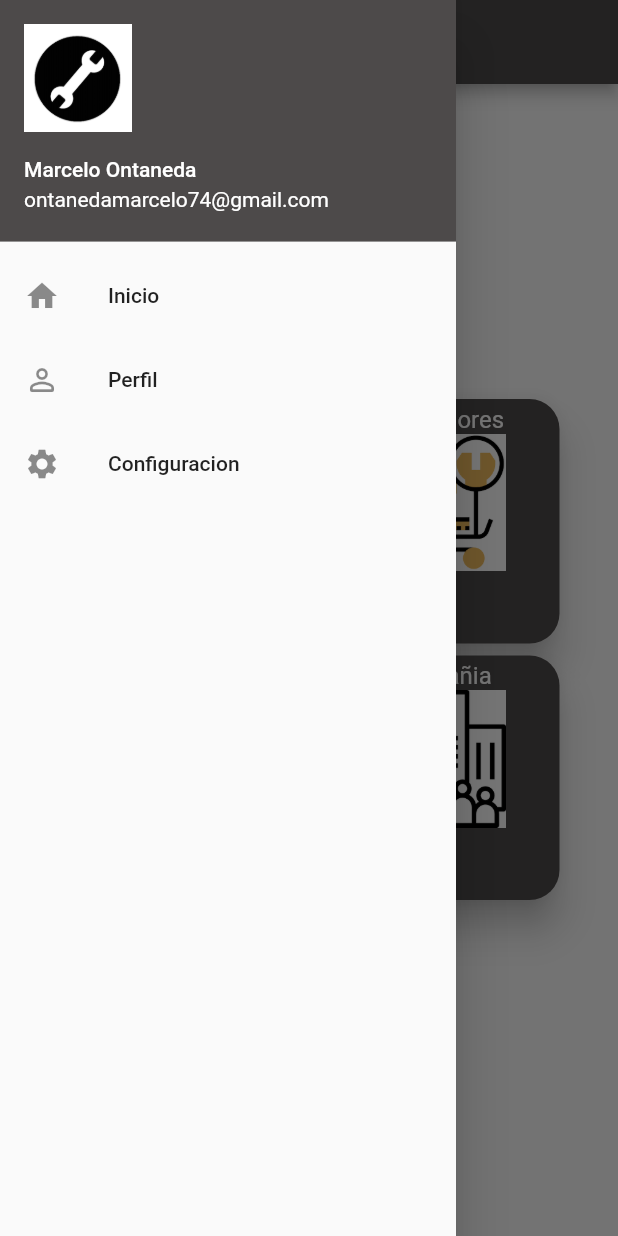
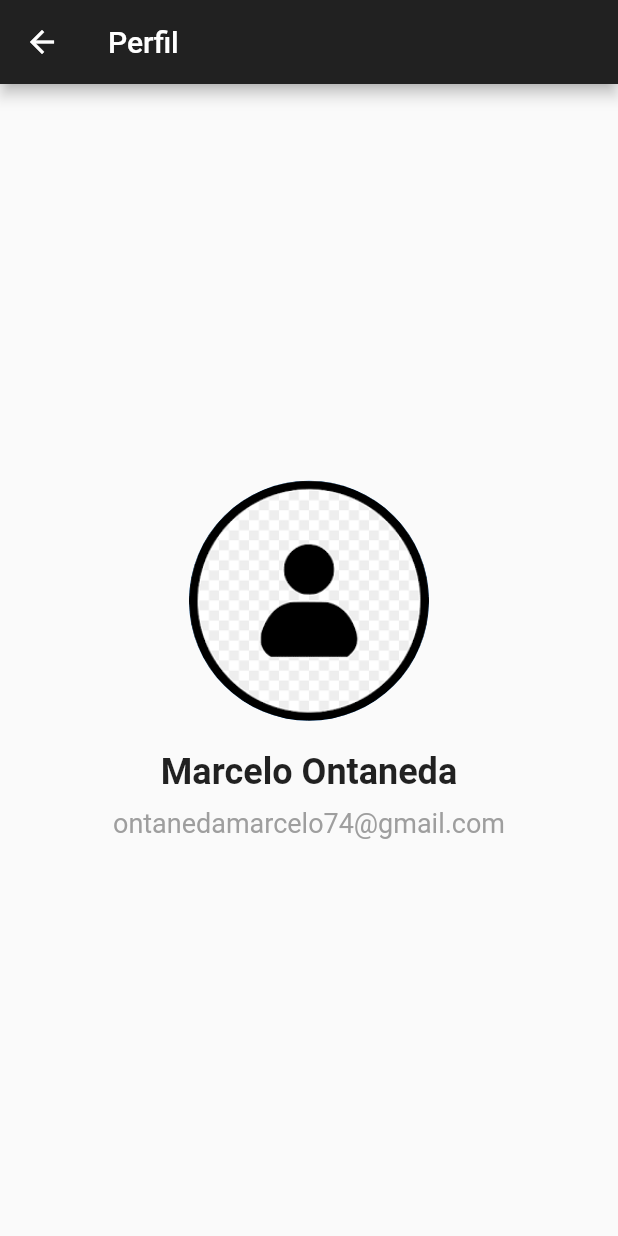
Before and after one commit to Marcelo234/CRUD_firebase, a Flutter app: the WelcomePage screen opened by its route, in the side drawer, after a tap on "Perfil", on a phone screen of 412 x 824 dp. Run offline on Flutter 3.47's test engine with Material 2 defaults, Android fonts, the phone set to English and light mode, and no system bars; our stand-ins replace cloud_firestore, firebase_core, google_fonts; missing offline and left inert: qr_code_scanner; accounts and stored records are empty.

```diff
--- a/lib/main.dart
+++ b/lib/main.dart
@@ -4,6 +4,7 @@ import 'package:crud_firebase/pages/add_name_page.dart';
 import 'package:crud_firebase/pages/edit_name_page.dart';
 import 'package:crud_firebase/pages/home_page.dart';
 import 'package:crud_firebase/pages/login_page.dart';
+import 'package:crud_firebase/pages/perfil_page.dart';
 import 'package:crud_firebase/pages/splashscreen.dart';
 import 'package:crud_firebase/pages/welcome_page.dart';
 import 'package:flutter/material.dart';
@@ -33,6 +34,7 @@ class MyApp extends StatelessWidget {
         '/add': (context) => const AddNamePage(),
         '/edit': (context) => const EditNamePage(),
         '/codigoQr': (context) => QrScanPage(),
+        '/perfil':(context) => const ProfilePage(),
       },
     );
   }
--- a/lib/pages/QrScanPage.dart
+++ b/lib/pages/QrScanPage.dart
@@ -17,7 +17,7 @@ class _QrScanPageState extends State<QrScanPage> {
       appBar: AppBar(
         centerTitle: true,
         title: Text('Escanear codigo QR'),
-        backgroundColor: const Color.fromARGB(255, 77, 74, 74),
+        backgroundColor: Colors.grey[900],
       ),
       body: Column(
         children: [
--- a/lib/pages/add_name_page.dart
+++ b/lib/pages/add_name_page.dart
@@ -19,7 +19,7 @@ class _AddNamePageState extends State<AddNamePage> {
     return Scaffold(
       appBar: AppBar(
         title: const Text('Añadir Producto'),
-        backgroundColor: Colors.grey,
+        backgroundColor: Colors.grey[900],
       ),
       body: Padding(
         padding: const EdgeInsets.all(15.0),
@@ -47,6 +47,9 @@ class _AddNamePageState extends State<AddNamePage> {
                     Navigator.pop(context);
                   });
                 },
+                style: ElevatedButton.styleFrom(
+                  backgroundColor: Colors.grey[900],
+                ),
                 child: const Text('Guardar'))
           ],
         ),
--- a/lib/pages/edit_name_page.dart
+++ b/lib/pages/edit_name_page.dart
@@ -22,7 +22,7 @@ class _EditNamePageState extends State<EditNamePage> {
     return Scaffold(
       appBar: AppBar(
         title: const Text('Editar Producto'),
-        backgroundColor: Colors.grey,
+        backgroundColor: Colors.grey[900],
       ),
       body: Padding(
         padding: const EdgeInsets.all(15.0),
@@ -48,11 +48,15 @@ class _EditNamePageState extends State<EditNamePage> {
             ),
             ElevatedButton(
                 onPressed: () async {
-                  await updateProduct(arguments['uid'], nameController.text, descripcionController.text, cantidadController.text)
+                  await updateProduct(arguments['uid'], nameController.text,
+                          descripcionController.text, cantidadController.text)
                       .then((_) {
                     Navigator.pop(context);
                   });
                 },
+                style: ElevatedButton.styleFrom(
+                  backgroundColor: Colors.grey[900],
+                ),
                 child: const Text('Actualizar'))
           ],
         ),
--- a/lib/pages/home_page.dart
+++ b/lib/pages/home_page.dart
@@ -3,6 +3,7 @@ import 'package:flutter/material.dart';
 
 import 'QrScanPage.dart';
 import 'login_page.dart';
+import 'perfil_page.dart';
 import 'welcome_page.dart';
 
 class Home extends StatefulWidget {
@@ -21,7 +22,7 @@ class _HomeState extends State<Home> {
       appBar: AppBar(
         centerTitle: true,
         title: Text('Productos'),
-        backgroundColor: const Color.fromARGB(255, 77, 74, 74),
+        backgroundColor: Colors.grey[900],
       ),
       drawer: Drawer(
         child: ListView(
@@ -32,7 +33,7 @@ class _HomeState extends State<Home> {
               accountEmail: Text('ontanedamarcelo74@gmail.com'),
               currentAccountPicture: Image.asset('assets/ferreteria.png'),
               decoration: BoxDecoration(
-                color: const Color.fromARGB(255, 77, 74, 74),
+                color: Colors.grey[900],
               ),
             ),
             ListTile(
@@ -50,7 +51,12 @@ class _HomeState extends State<Home> {
                 Icons.person_outline_rounded,
               ),
               title: Text('Perfil'),
-              onTap: () {},
+              onTap: () {
+                Navigator.push(
+                  context,
+                  MaterialPageRoute(builder: (context) => ProfilePage()),
+                );
+              },
             ),
             ListTile(
               leading: Icon(Icons.settings),
@@ -133,8 +139,7 @@ class _HomeState extends State<Home> {
                     key: Key(snapshot.data?[index]['uid']),
                     child: ListTile(
                       title: Container(
-                        color: const Color.fromARGB(255, 77, 74,
-                            74), // Establece el color de fondo gris
+                        color: Colors.grey[900], // Establece el color de fondo gris
                         padding: const EdgeInsets.all(
                             16.0), // Añade un padding al Container si es necesario
                         child: Column(
@@ -142,7 +147,7 @@ class _HomeState extends State<Home> {
                           children: [
                             const Row(
                               children: [
-                                Icon(Icons.category,
+                                Icon(Icons.label_outline,
                                     color:
                                         Colors.white), // Añade el primer icono
                                 SizedBox(
--- /dev/null
+++ b/lib/pages/perfil_page.dart
@@ -0,0 +1,36 @@
+import 'package:flutter/material.dart';
+
+class ProfilePage extends StatelessWidget {
+  const ProfilePage({Key? key}) : super(key: key);
+
+  @override
+  Widget build(BuildContext context) {
+    return Scaffold(
+      appBar: AppBar(
+        title: const Text('Perfil'),
+        backgroundColor: Colors.grey[900],
+      ),
+      body: Center(
+        child: Column(
+          mainAxisAlignment: MainAxisAlignment.center,
+          children: [
+            CircleAvatar(
+              radius: 80,
+              backgroundImage: AssetImage('assets/avatar1.png'),
+            ),
+            const SizedBox(height: 20),
+            Text(
+              'Marcelo Ontaneda',
+              style: TextStyle(fontSize: 24, fontWeight: FontWeight.bold),
+            ),
+            const SizedBox(height: 10),
+            Text(
+              'ontanedamarcelo74@gmail.com',
+              style: TextStyle(fontSize: 18, color: Colors.grey),
+            ),
+          ],
+        ),
+      ),
+    );
+  }
+}
--- a/lib/pages/welcome_page.dart
+++ b/lib/pages/welcome_page.dart
@@ -1,5 +1,6 @@
 import 'package:flutter/material.dart';
 import 'login_page.dart';
+import 'perfil_page.dart';
 
 class WelcomePage extends StatefulWidget {
   const WelcomePage({Key? key});
@@ -14,7 +15,7 @@ class _WelcomePageState extends State<WelcomePage> {
     return Scaffold(
       resizeToAvoidBottomInset: false,
       appBar: AppBar(
-        backgroundColor: const Color.fromARGB(255, 77, 74, 74),
+        backgroundColor: Colors.grey[900],
         flexibleSpace: Container(
           alignment: Alignment.center,
           child: SizedBox(
@@ -35,8 +36,8 @@ class _WelcomePageState extends State<WelcomePage> {
               accountName: const Text('Marcelo Ontaneda'),
               accountEmail: const Text('ontanedamarcelo74@gmail.com'),
               currentAccountPicture: Image.asset('assets/ferreteria.png'),
-              decoration: const BoxDecoration(
-                color: Color.fromARGB(255, 77, 74, 74),
+              decoration: BoxDecoration(
+                color: Colors.grey[900],
               ),
             ),
             ListTile(
@@ -52,7 +53,12 @@ class _WelcomePageState extends State<WelcomePage> {
             ListTile(
               leading: const Icon(Icons.person_outline_rounded),
               title: const Text('Perfil'),
-              onTap: () {},
+              onTap: () {
+                Navigator.push(
+                  context,
+                  MaterialPageRoute(builder: (context) => ProfilePage()),
+                );
+              },
             ),
             ListTile(
               leading: const Icon(Icons.settings),
@@ -70,13 +76,18 @@ class _WelcomePageState extends State<WelcomePage> {
             Column(
               mainAxisAlignment: MainAxisAlignment.center,
               children: [
-                Container(
-                  padding: EdgeInsets.symmetric(vertical: 20.0),
+                Align(
                   alignment: Alignment.center,
-                  child: Text(
-                    'Bienvenidos al sistema',
-                    style:
-                        TextStyle(fontSize: 24.0, fontWeight: FontWeight.bold),
+                  child: Container(
+                    alignment: Alignment.center,
+                    child: SizedBox(
+                      height: 100,
+                      width: 100,
+                      child: Image.asset(
+                        'assets/bigtool.png',
+                        fit: BoxFit.cover,
+                      ),
+                    ),
                   ),
                 ),
               ],
@@ -84,25 +95,37 @@ class _WelcomePageState extends State<WelcomePage> {
             SizedBox(height: 1.0),
             Card(
               elevation: 10,
-              color: const Color.fromARGB(255, 77, 74, 74),
+              color: Colors.grey[900],
               shape: RoundedRectangleBorder(
-                  borderRadius: BorderRadius.circular(20)),
+                borderRadius: BorderRadius.circular(20),
+              ),
               child: InkWell(
                 splashColor: Colors.blue.withAlpha(30),
                 onTap: () {
                   Navigator.popAndPushNamed(context, "/home");
                 },
                 child: ListTile(
-                  title: Text(
+                  title: Container(
+                    width: double.infinity,
+                    height: double.infinity,
+                    child: Column(
+                      mainAxisAlignment: MainAxisAlignment.center,
+                      children: [
+                        Icon(
+                          Icons.shopping_cart,
+                          color: Colors.white,
+                          size: 64,
+                        ),
+                        SizedBox(height: 8),
+                        Text(
                           'Productos',
-                    style: TextStyle(color: Colors.white),
+                          style: TextStyle(
+                            color: Colors.white,
+                            fontSize: 16,
+                          ),
                           textAlign: TextAlign.center,
                         ),
-                  subtitle: FractionallySizedBox(
-                    widthFactor: 0.8,
-                    child: AspectRatio(
-                      aspectRatio: 1.0,
-                      child: Image.asset("assets/product.jpeg"),
+                      ],
                     ),
                   ),
                 ),
@@ -110,23 +133,35 @@ class _WelcomePageState extends State<WelcomePage> {
             ),
             Card(
               elevation: 10,
-              color: const Color.fromARGB(255, 77, 74, 74),
+              color: Colors.grey[900],
               shape: RoundedRectangleBorder(
-                  borderRadius: BorderRadius.circular(20)),
+                borderRadius: BorderRadius.circular(20),
+              ),
               child: InkWell(
                 splashColor: Colors.blue.withAlpha(30),
                 onTap: () {},
                 child: ListTile(
-                  title: Text(
+                  title: Container(
+                    width: double.infinity,
+                    height: double.infinity,
+                    child: Column(
+                      mainAxisAlignment: MainAxisAlignment.center,
+                      children: [
+                        Icon(
+                          Icons.people_alt,
+                          color: Colors.white,
+                          size: 64,
+                        ),
+                        SizedBox(height: 8),
+                        Text(
                           'Proveedores',
-                    style: TextStyle(color: Colors.white),
+                          style: TextStyle(
+                            color: Colors.white,
+                            fontSize: 16,
+                          ),
                           textAlign: TextAlign.center,
                         ),
-                  subtitle: FractionallySizedBox(
-                    widthFactor: 0.7,
-                    child: AspectRatio(
-                      aspectRatio: 1.0,
-                      child: Image.asset("assets/proveedores.png"),
+                      ],
                     ),
                   ),
                 ),
@@ -134,23 +169,35 @@ class _WelcomePageState extends State<WelcomePage> {
             ),
             Card(
               elevation: 10,
-              color: const Color.fromARGB(255, 77, 74, 74),
+              color: Colors.grey[900],
               shape: RoundedRectangleBorder(
-                  borderRadius: BorderRadius.circular(20)),
+                borderRadius: BorderRadius.circular(20),
+              ),
               child: InkWell(
                 splashColor: Colors.blue.withAlpha(30),
                 onTap: () {},
                 child: ListTile(
-                  title: Text(
-                    'Clientes',
-                    style: TextStyle(color: Colors.white),
+                  title: Container(
+                    width: double.infinity,
+                    height: double.infinity,
+                    child: Column(
+                      mainAxisAlignment: MainAxisAlignment.center,
+                      children: [
+                        Icon(
+                          Icons.person,
+                          color: Colors.white,
+                          size: 64,
+                        ),
+                        SizedBox(height: 8),
+                        Text(
+                          'Usuarios',
+                          style: TextStyle(
+                            color: Colors.white,
+                            fontSize: 16,
+                          ),
                           textAlign: TextAlign.center,
                         ),
-                  subtitle: FractionallySizedBox(
-                    widthFactor: 0.8,
-                    child: AspectRatio(
-                      aspectRatio: 1.0,
-                      child: Image.asset("assets/clientes.jpeg"),
+                      ],
                     ),
                   ),
                 ),
@@ -158,23 +205,35 @@ class _WelcomePageState extends State<WelcomePage> {
             ),
             Card(
               elevation: 10,
-              color: const Color.fromARGB(255, 77, 74, 74),
+              color: Colors.grey[900],
               shape: RoundedRectangleBorder(
-                  borderRadius: BorderRadius.circular(20)),
+                borderRadius: BorderRadius.circular(20),
+              ),
               child: InkWell(
                 splashColor: Colors.blue.withAlpha(30),
                 onTap: () {},
                 child: ListTile(
-                  title: Text(
+                  title: Container(
+                    width: double.infinity,
+                    height: double.infinity,
+                    child: Column(
+                      mainAxisAlignment: MainAxisAlignment.center,
+                      children: [
+                        Icon(
+                          Icons.business,
+                          color: Colors.white,
+                          size: 64,
+                        ),
+                        SizedBox(height: 8),
+                        Text(
                           'Compañia',
-                    style: TextStyle(color: Colors.white),
+                          style: TextStyle(
+                            color: Colors.white,
+                            fontSize: 16,
+                          ),
                           textAlign: TextAlign.center,
                         ),
-                  subtitle: FractionallySizedBox(
-                    widthFactor: 0.7,
-                    child: AspectRatio(
-                      aspectRatio: 1.0,
-                      child: Image.asset("assets/compania.png"),
+                      ],
                     ),
                   ),
                 ),
@@ -182,23 +241,37 @@ class _WelcomePageState extends State<WelcomePage> {
             ),
             Card(
               elevation: 10,
-              color: const Color.fromARGB(255, 77, 74, 74),
+              color: Colors.grey[900],
               shape: RoundedRectangleBorder(
-                  borderRadius: BorderRadius.circular(20)),
+                borderRadius: BorderRadius.circular(20),
+              ),
               child: InkWell(
                 splashColor: Colors.blue.withAlpha(30),
                 onTap: () {},
                 child: ListTile(
-                  title: Text(
+                  title: Container(
+                    width: double.infinity,
+                    height: double.infinity,
+                    child: Center(
+                      child: Column(
+                        mainAxisAlignment: MainAxisAlignment.center,
+                        children: [
+                          Icon(
+                            Icons.store,
+                            color: Colors.white,
+                            size: 64,
+                          ),
+                          SizedBox(height: 8),
+                          Text(
                             'Almacen',
-                    style: TextStyle(color: Colors.white),
+                            style: TextStyle(
+                              color: Colors.white,
+                              fontSize: 16,
+                            ),
                             textAlign: TextAlign.center,
                           ),
-                  subtitle: FractionallySizedBox(
-                    widthFactor: 0.8,
-                    child: AspectRatio(
-                      aspectRatio: 1.0,
-                      child: Image.asset('assets/almacen.png'),
+                        ],
+                      ),
                     ),
                   ),
                 ),
```
Also changed, not shown: assets/bigtool.png (added), 1 other file. Lines whose indentation alone changed are shown as unchanged.
